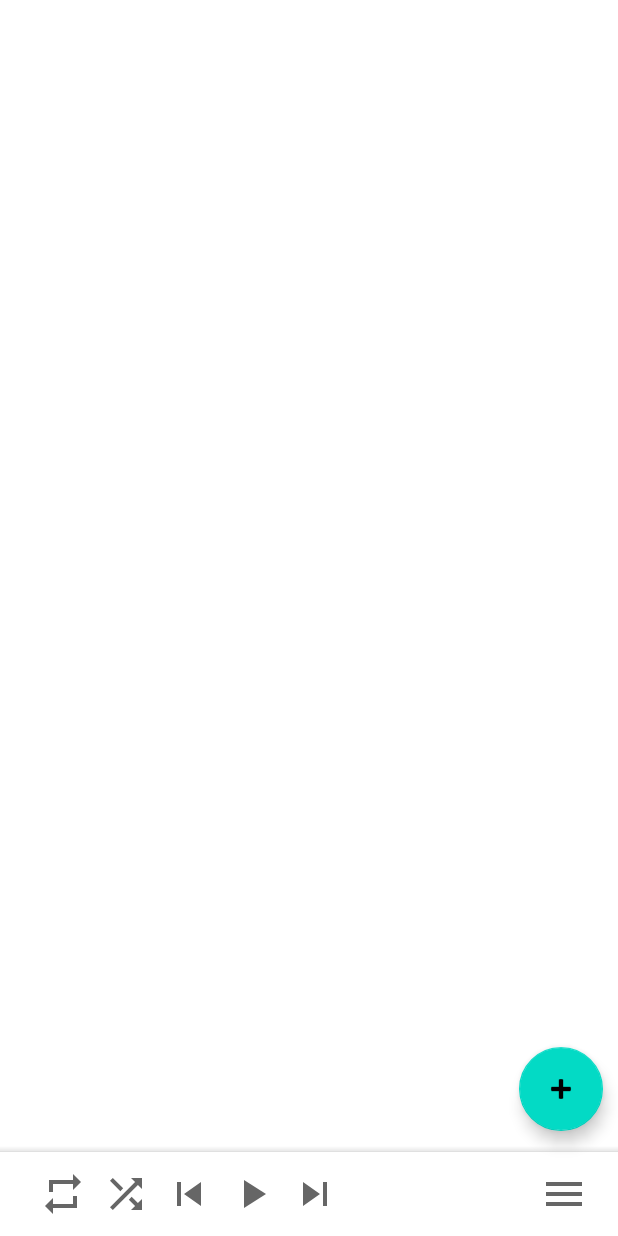
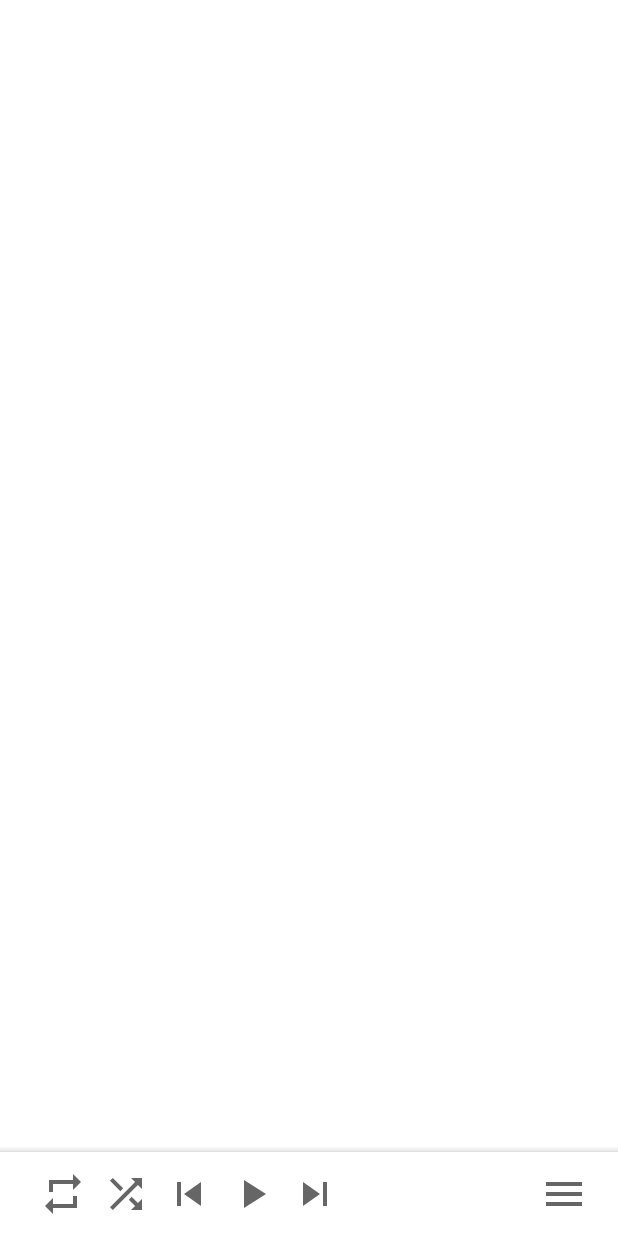
Before and after one commit to q-programming/themplay, an Android app: the screen it shows after launch (MainActivity), on a phone screen of 412 x 824 dp. Run offline under Robolectric (Android 15) with nearby library versions, the phone set to English and light mode, and no system bars; libraries missing offline, so code that uses them is left out: lombok.val; 9 statements that could not run were skipped.

Commit message:
PLAY-2: Add popup menu for settings and for each playlist

```diff
--- a/app/src/main/java/pl/qprogramming/themplay/MainActivity.java
+++ b/app/src/main/java/pl/qprogramming/themplay/MainActivity.java
@@ -6,8 +6,8 @@ import android.content.Intent;
 import android.content.ServiceConnection;
 import android.os.Bundle;
 import android.os.IBinder;
-
-import com.google.android.material.floatingactionbutton.FloatingActionButton;
+import android.util.Log;
+import android.widget.PopupMenu;
 
 import androidx.appcompat.app.AppCompatActivity;
 import androidx.appcompat.app.AppCompatDelegate;
@@ -16,6 +16,7 @@ import pl.qprogramming.themplay.playlist.Playlist;
 import pl.qprogramming.themplay.playlist.PlaylistService;
 
 public class MainActivity extends AppCompatActivity {
+    private static final String TAG = MainActivity.class.getSimpleName();
     private PlaylistService playlistService;
     private boolean serviceIsBound;
 
@@ -25,19 +26,42 @@ public class MainActivity extends AppCompatActivity {
         val intent = new Intent(this, PlaylistService.class);
         bindService(intent, mConnection, Context.BIND_AUTO_CREATE);
         setContentView(R.layout.activity_main);
-        FloatingActionButton fab = findViewById(R.id.fab);
-        fab.setOnClickListener(view -> {
+
+        //menu
+        val menu = findViewById(R.id.menu);
+        menu.setOnClickListener(menuView -> {
+            val popup = new PopupMenu(this, menu);
+            popup.getMenuInflater().inflate(R.menu.settings_menu, popup.getMenu());
+            popup.setOnMenuItemClickListener(item -> {
+                Log.d(TAG, "clicked item " + item);
+                val itemId = item.getItemId();
+                if (itemId == R.id.addPlaylist) {
+                    addPlaylist();
+                } else if (itemId == R.id.nightToggle) {
+                    toggleNighMode();
+                } else if (itemId == R.id.settings) {
+                    Log.d(TAG, "settings");
+                } else {
+                    Log.d(TAG, "clicked about");
+                }
+                return true;
+            });
+            popup.show();
+        });
+    }
+
+    private void addPlaylist() {
         val number = playlistService.getPlaylists().size() + 1;
         playlistService.addPlaylist(Playlist.builder().name("Playlist " + number).id(number).currentFile("song").build());
-        });
-        findViewById(R.id.menu).setOnClickListener(v -> {
+    }
+
+    private void toggleNighMode() {
         val nightMode = AppCompatDelegate.getDefaultNightMode();
         if (nightMode == AppCompatDelegate.MODE_NIGHT_YES) {
             AppCompatDelegate.setDefaultNightMode(AppCompatDelegate.MODE_NIGHT_NO);
         } else {
             AppCompatDelegate.setDefaultNightMode(AppCompatDelegate.MODE_NIGHT_YES);
         }
-        });
     }
 
     @Override
--- a/app/src/main/res/layout/activity_main.xml
+++ b/app/src/main/res/layout/activity_main.xml
@@ -94,15 +94,4 @@
         </RelativeLayout>
     </com.google.android.material.bottomappbar.BottomAppBar>
 
-
-    <com.google.android.material.floatingactionbutton.FloatingActionButton
-        android:id="@+id/fab"
-        android:layout_width="wrap_content"
-        android:layout_height="wrap_content"
-        android:layout_gravity="bottom|end"
-        android:layout_marginEnd="10dp"
-        android:layout_marginBottom="70dp"
-        app:srcCompat="@android:drawable/ic_input_add" />
-
-
 </androidx.coordinatorlayout.widget.CoordinatorLayout>
--- /dev/null
+++ b/app/src/main/res/menu/settings_menu.xml
@@ -0,0 +1,15 @@
+<menu xmlns:android="http://schemas.android.com/apk/res/android">
+    <item
+        android:id="@+id/addPlaylist"
+        android:title="@string/playlist_add_new_playlist" />
+    <item
+        android:id="@+id/settings"
+        android:title="@string/settings" />
+    <item
+        android:id="@+id/nightToggle"
+        android:title="@string/toggle_night_mode" />
+
+    <item
+        android:id="@+id/about"
+        android:title="@string/about" />
+</menu>
--- a/app/src/main/res/values/strings.xml
+++ b/app/src/main/res/values/strings.xml
@@ -91,5 +91,11 @@
     </string>
     <string name="item_menu">Item menu</string>
     <string name="song_name">Song name</string>
+    <string name="settings">Settings</string>
+    <string name="about">About</string>
+    <string name="toggle_night_mode">Toggle night mode</string>
     <string name="playlist_name">Playlist name</string>
+    <string name="playlist_add_new_playlist">Add new playlist</string>
+    <string name="playlist_edit_playlist">Edit playlist</string>
+    <string name="playlist_delete_playlist">Delete playlist</string>
 </resources>
```
Also changed, not shown: app/src/main/java/pl/qprogramming/themplay/playlist/PlaylistItemRecyclerViewAdapter.java (+24 -10 lines), app/src/main/res/menu/playlist_menu.xml (added, +8 -0 lines). Lines whose indentation alone changed are shown as unchanged.
